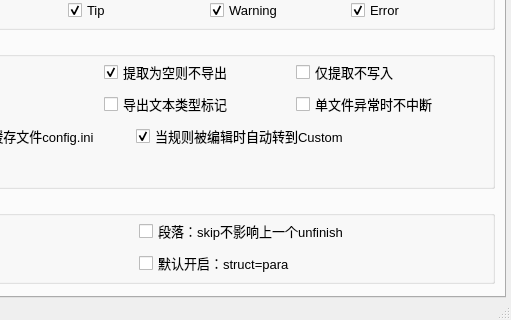
First picture: the form in main/ui_mainWindow.ui, repository satan53x/SExtractor, before the edit; both pictures show x 239 to 750 and y 355 to 675 of the 750 by 675 pixel window.
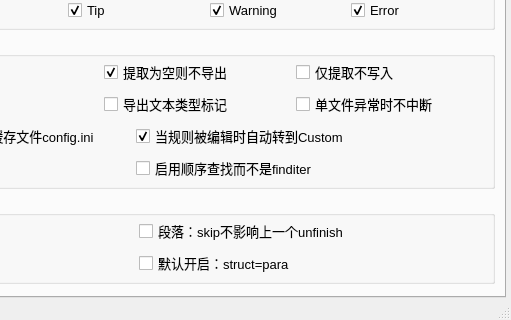
Second picture: the form after the edit. The open tabs and pages were chosen to show the change.

Commit message:
Add Func: SerialSearch
按顺序搜索，而不是使用finditer
主要用于preLen参数，因为会改变捕获分组长度

Patch:
```diff
--- a/main/ui_mainWindow.ui
+++ b/main/ui_mainWindow.ui
@@ -1225,6 +1225,13 @@
                 </property>
                </widget>
               </item>
+              <item>
+               <widget class="QCheckBox" name="serialSearchCheck">
+                <property name="text">
+                 <string>启用顺序查找而不是finditer</string>
+                </property>
+               </widget>
+              </item>
              </layout>
             </widget>
            </item>
```
The commit also changes 4 other files.
